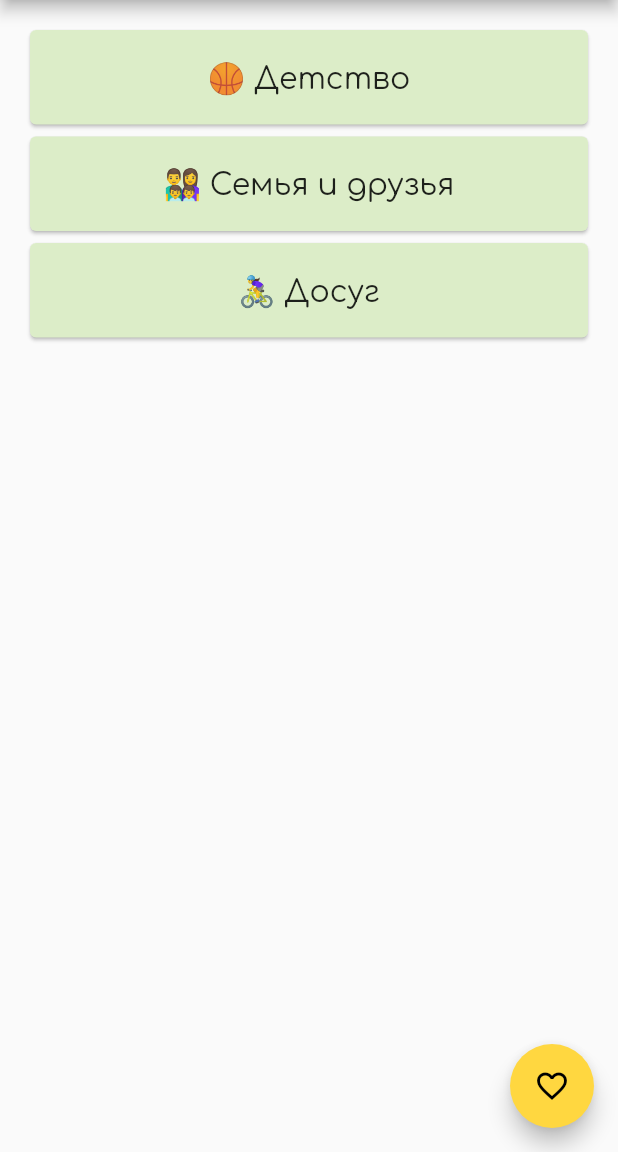
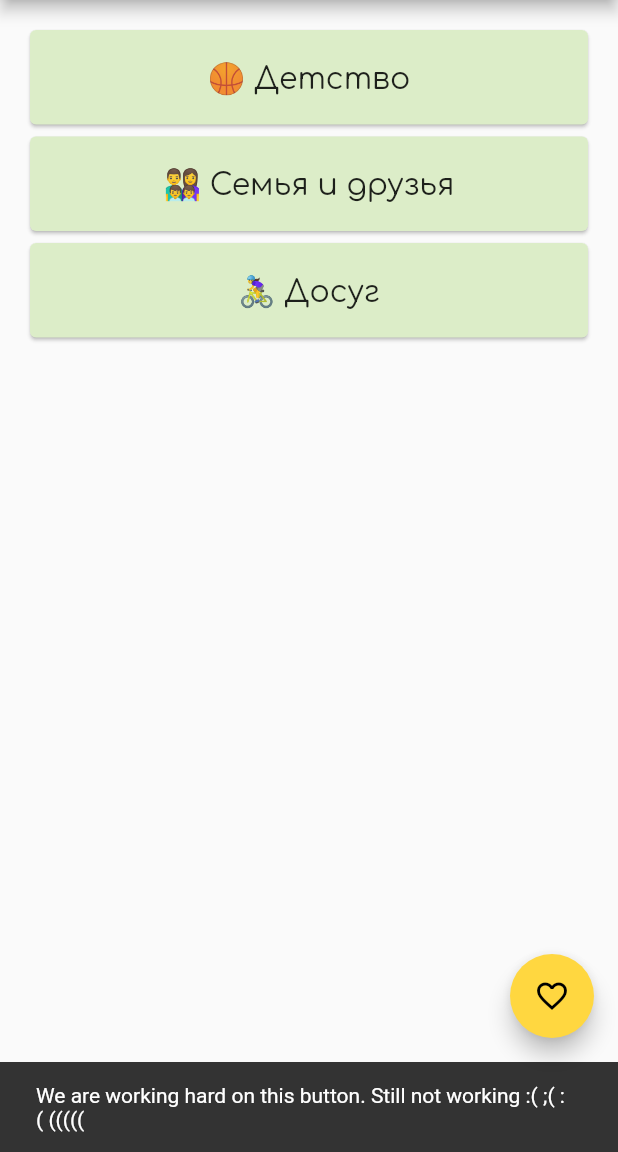
Before and after one commit to tieorange/avocado_questions, a Flutter app: the screen it shows after launch, after a tap on the "favorite outline" icon, on a phone screen of 412 x 824 dp, the part 84-1236 px from its top. Run offline on Flutter 3.47's test engine with Material 2 defaults, Android fonts, the phone set to English and light mode, and no system bars; our stand-ins replace google_fonts, sizer; network calls fail.

Commit message:
Added snackbar

```diff
--- a/lib/main.dart
+++ b/lib/main.dart
@@ -46,9 +46,12 @@ class MyHomePage extends StatefulWidget {
 }
 
 class _MyHomePageState extends State<MyHomePage> {
+  GlobalKey theKey;
+
   @override
   Widget build(BuildContext context) {
     return Scaffold(
+      key: theKey,
       appBar: buildAppBar(),
       body: buildCategoriesList(),
       floatingActionButton: buildFab(context),
@@ -67,19 +70,10 @@ class _MyHomePageState extends State<MyHomePage> {
   FloatingActionButton buildFab(BuildContext context) {
     return FloatingActionButton(
       onPressed: () {
-        final snackBar = SnackBar(
-          content: Text('Yay! A SnackBar!'),
-          action: SnackBarAction(
-            label: 'Undo',
-            onPressed: () {
-              // Some code to undo the change.
-            },
-          ),
-        );
-
-        // Find the Scaffold in the widget tree and use
-        // it to show a SnackBar.
-        Scaffold.of(context).showSnackBar(snackBar);
+        ScaffoldMessenger.of(context).showSnackBar(SnackBar(
+          content: const Text(
+              'We are working hard on this button. Still not working :( ;( :( ((((('),
+        ));
       },
       child: Icon(Icons.favorite_border_outlined),
     );
@@ -120,22 +114,6 @@ class _MyHomePageState extends State<MyHomePage> {
         ),
       ),
     );
-
-    return Card(
-      color: Colors.grey[200],
-      child: Center(
-        child: ListTile(
-          contentPadding: EdgeInsets.all(16),
-          title: buildImage(),
-          subtitle: Text(
-            categoryName,
-            textAlign: TextAlign.center,
-            style: textStyleListItem(),
-          ),
-          onTap: () => goToCategoryPage(categoryName),
-        ),
-      ),
-    );
   }
 
   Image buildImage() {
--- a/lib/presentation/category_details/CategoryDetailsPage.dart
+++ b/lib/presentation/category_details/CategoryDetailsPage.dart
@@ -72,7 +72,12 @@ class _CategoryDetailsPageState extends State<CategoryDetailsPage> {
   FloatingActionButton buildFavoritesFab() {
     return FloatingActionButton(
       child: Icon(Icons.favorite_border_outlined),
-      onPressed: () {},
+      onPressed: () {
+        ScaffoldMessenger.of(context).showSnackBar(SnackBar(
+          content: const Text(
+              'We are working hard on this button. Still not working :( ;( :( ((((('),
+        ));
+      },
     );
   }
 
```
Also changed, not shown: 1 other file.
